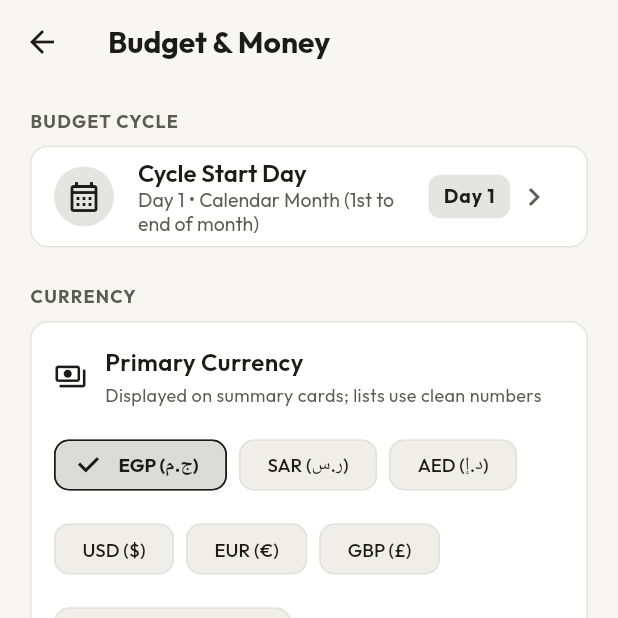
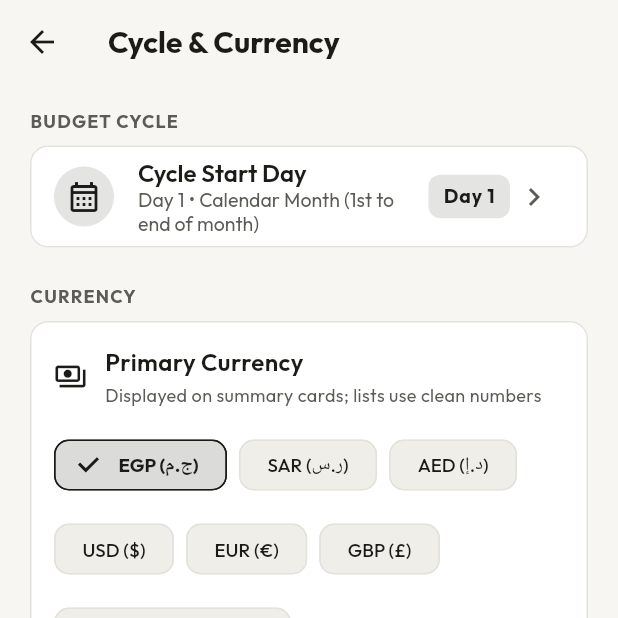
Before and after one commit to hosamsemry/SpendWise, a Flutter app: the BudgetMoneySettingsPage screen opened directly, on a phone screen of 412 x 824 dp, the top half of it. Run offline on Flutter 3.47's test engine with Material 3 defaults, Android fonts, the phone set to English and light mode, and no system bars; our stand-ins replace drift, file_picker, flutter_local_notifications, flutter_riverpod, flutter_timezone, local_auth and 3 more; missing offline and left inert: cryptography; accounts and stored records are empty; generated files the repository leaves out were written again.

Commit message:
fix(localization): update Arabic translation for 'Budget & Money' to 'Cycle & Currency'

```diff
--- a/lib/core/localization/app_localizations.dart
+++ b/lib/core/localization/app_localizations.dart
@@ -399,7 +399,7 @@ class AppLocalizations {
   String get disablePin => isArabic ? 'تعطيل رمز PIN' : 'Disable PIN';
   String get pinEnabledSuccess => isArabic ? 'تم تفعيل قفل PIN بنجاح!' : 'PIN Lock enabled successfully!';
   String get pinDisabledSuccess => isArabic ? 'تم تعطيل قفل PIN.' : 'PIN Lock disabled.';
-  String get settingsBudgetMoneyTitle => isArabic ? 'الميزانية والعملة' : 'Budget & Money';
+  String get settingsBudgetMoneyTitle => isArabic ? 'الدورة والعملة' : 'Cycle & Currency';
   String get settingsLanguageAppearanceTitle => isArabic ? 'اللغة والمظهر' : 'Language & Appearance';
   String get settingsPrivacySecurityTitle => isArabic ? 'الخصوصية والأمان' : 'Privacy & Security';
   String get settingsSmartDetectionTitle => isArabic ? 'الرصد الذكي' : 'Smart Detection';
```
Also changed, not shown: 1 other file.
